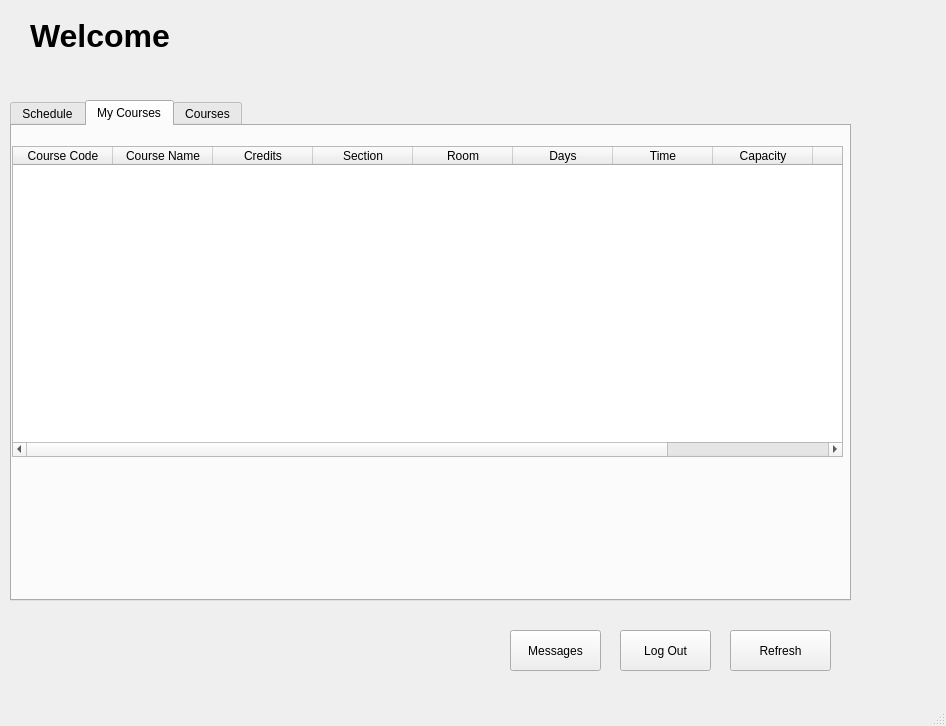
Old version of the form PreRegistrationGui/systemwindowprofessor.ui in the repository ritaaoun/Preregistration.
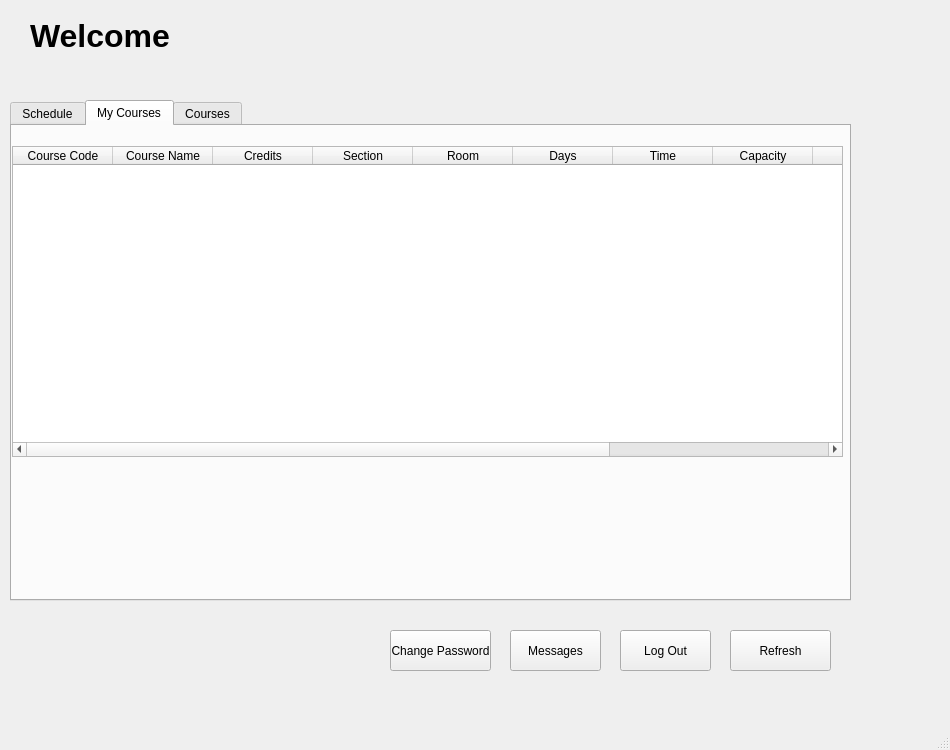
New version of the form. The open tabs and pages were chosen to show the change.

The edit to the form file:
```diff
--- a/PreRegistrationGui/systemwindowprofessor.ui
+++ b/PreRegistrationGui/systemwindowprofessor.ui
@@ -6,8 +6,8 @@
    <rect>
     <x>0</x>
     <y>0</y>
-    <width>946</width>
-    <height>726</height>
+    <width>950</width>
+    <height>750</height>
    </rect>
   </property>
   <property name="windowTitle">
@@ -277,6 +277,11 @@
         <string/>
        </property>
       </column>
+      <column>
+       <property name="text">
+        <string/>
+       </property>
+      </column>
      </widget>
     </widget>
     <widget class="QWidget" name="tab_5">
@@ -456,6 +461,19 @@
      <string>Log Out</string>
     </property>
    </widget>
+   <widget class="QPushButton" name="pbChangePassword">
+    <property name="geometry">
+     <rect>
+      <x>390</x>
+      <y>630</y>
+      <width>101</width>
+      <height>41</height>
+     </rect>
+    </property>
+    <property name="text">
+     <string>Change Password</string>
+    </property>
+   </widget>
   </widget>
   <widget class="QMenuBar" name="menubar">
    <property name="geometry">
```
Left out of the diff: 4 changed lines with no effect on the pictures.
